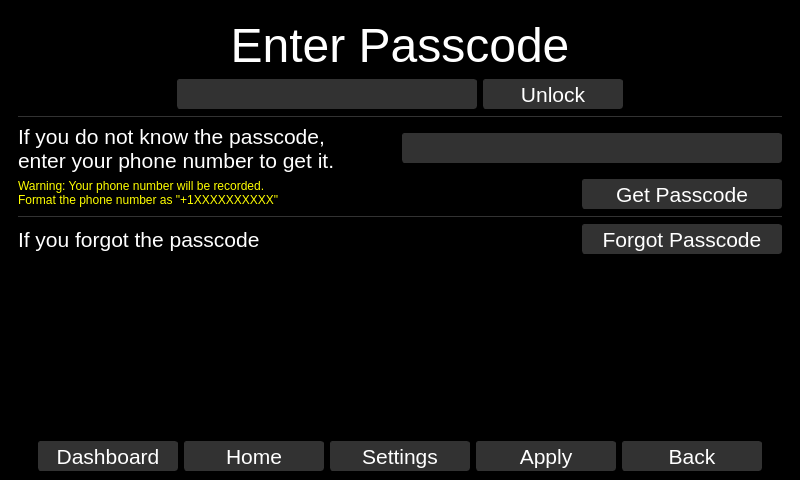
Above: qt_design/main_window.ui from zyl120/Naloxone_Safety_Kit before the change. Below: the same form after it.
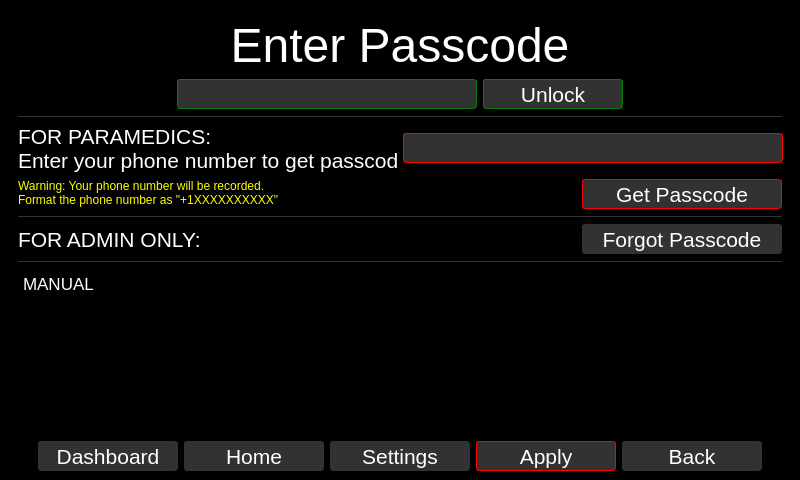
That is the form after the change. The open tabs and pages were chosen to show the change.

Commit message: improve passcode window

Patch:
```diff
--- a/qt_design/main_window.ui
+++ b/qt_design/main_window.ui
@@ -57,6 +57,9 @@
       <property name="styleSheet">
        <string notr="true"/>
       </property>
+      <property name="frameShape">
+       <enum>QFrame::NoFrame</enum>
+      </property>
       <property name="currentIndex">
        <number>2</number>
       </property>
@@ -4187,7 +4190,7 @@
              </font>
             </property>
             <property name="styleSheet">
-             <string notr="true">color: white; background-color: rgb(50,50,50); border-radius:3px;border-color: rgb(50,50,50);border-width: 1px;border-style: solid;
+             <string notr="true">color: white; background-color: rgb(50,50,50); border-radius:3px;border-color: green;border-width: 1px;border-style: solid;
 </string>
             </property>
             <property name="text">
@@ -4216,7 +4219,7 @@
              </font>
             </property>
             <property name="styleSheet">
-             <string notr="true">color: white; background-color: rgb(50,50,50); border-radius:3px;border-color: rgb(50,50,50);border-width: 1px;border-style: solid;
+             <string notr="true">color: white; background-color: rgb(50,50,50); border-radius:3px;border-color: green;border-width: 1px;border-style: solid;
 </string>
             </property>
             <property name="text">
@@ -4268,8 +4271,8 @@
              <string notr="true">color:white</string>
             </property>
             <property name="text">
-             <string>If you do not know the passcode,
-enter your phone number to get it.</string>
+             <string>FOR PARAMEDICS:
+Enter your phone number to get passcode.</string>
             </property>
             <property name="buddy">
              <cstring>paramedicsPhoneNumberLineEdit</cstring>
@@ -4309,7 +4312,7 @@
              </font>
             </property>
             <property name="styleSheet">
-             <string notr="true">color: white; background-color: rgb(50,50,50); border-radius:3px;border-color: rgb(50,50,50);border-width: 1px;border-style: solid;
+             <string notr="true">color: white; background-color: rgb(50,50,50); border-radius:3px;border-color: red;border-width: 1px;border-style: solid;
 </string>
             </property>
            </widget>
@@ -4368,7 +4371,7 @@
              </font>
             </property>
             <property name="styleSheet">
-             <string notr="true">color: white; background-color: rgb(50,50,50); border-radius:3px;border-color: rgb(50,50,50);border-width: 1px;border-style: solid;
+             <string notr="true">color: white; background-color: rgb(50,50,50); border-radius:3px;border-color: red;border-width: 1px;border-style: solid;
 </string>
             </property>
             <property name="text">
@@ -4407,7 +4410,7 @@
              <string notr="true">color:white</string>
             </property>
             <property name="text">
-             <string>If you forgot the passcode</string>
+             <string>FOR ADMIN ONLY:</string>
             </property>
             <property name="buddy">
              <cstring>forgotPasswordPushButton</cstring>
@@ -4458,17 +4461,62 @@
          </layout>
         </item>
         <item>
-         <spacer name="verticalSpacer_2">
+         <widget class="Line" name="line_3">
+          <property name="styleSheet">
+           <string notr="true">color:rgb(50,50,50)</string>
+          </property>
+          <property name="frameShadow">
+           <enum>QFrame::Plain</enum>
+          </property>
           <property name="orientation">
-           <enum>Qt::Vertical</enum>
+           <enum>Qt::Horizontal</enum>
           </property>
-          <property name="sizeHint" stdset="0">
-           <size>
-            <width>20</width>
-            <height>40</height>
-           </size>
+         </widget>
+        </item>
+        <item>
+         <widget class="QTextEdit" name="passcodeManual">
+          <property name="styleSheet">
+           <string notr="true">QScrollBar {
+        background: rgb(50,50,50);
+        border-radius: 3px;
+        border-color:rgb(50,50,50);
+        width:10
+    }
+QScrollBar::handle:vertical
+    {
+        background-color: rgb(65,65,65);
+        border-radius: 3px;
+    }
+QScrollBar::add-line:vertical {
+      border: none;
+      background: none;
+}
+
+QScrollBar::sub-line:vertical {
+      border: none;
+      background: none;
+}QTextEdit {
+	background-color: black;
+	color: white;
+}</string>
           </property>
-         </spacer>
+          <property name="frameShadow">
+           <enum>QFrame::Sunken</enum>
+          </property>
+          <property name="html">
+           <string>&lt;!DOCTYPE HTML PUBLIC &quot;-//W3C//DTD HTML 4.0//EN&quot; &quot;http://www.w3.org/TR/REC-html40/strict.dtd&quot;&gt;
+&lt;html&gt;&lt;head&gt;&lt;meta name=&quot;qrichtext&quot; content=&quot;1&quot; /&gt;&lt;meta charset=&quot;utf-8&quot; /&gt;&lt;style type=&quot;text/css&quot;&gt;
+p, li { white-space: pre-wrap; }
+hr { height: 1px; border-width: 0; }
+li.unchecked::marker { content: &quot;\2610&quot;; }
+li.checked::marker { content: &quot;\2612&quot;; }
+&lt;/style&gt;&lt;/head&gt;&lt;body style=&quot; font-family:'.AppleSystemUIFont'; font-size:13pt; font-weight:400; font-style:normal;&quot;&gt;
+&lt;p style=&quot; margin-top:0px; margin-bottom:0px; margin-left:0px; margin-right:0px; -qt-block-indent:0; text-indent:0px;&quot;&gt;MANUAL&lt;/p&gt;&lt;/body&gt;&lt;/html&gt;</string>
+          </property>
+          <property name="textInteractionFlags">
+           <set>Qt::NoTextInteraction</set>
+          </property>
+         </widget>
         </item>
        </layout>
       </widget>
@@ -5263,7 +5311,7 @@
          </font>
         </property>
         <property name="styleSheet">
-         <string notr="true">QPushButton:enabled{color: white; background-color: rgb(50,50,50); border-radius:3px;border-color: rgb(50,50,50);border-width: 1px;border-style: solid;}
+         <string notr="true">QPushButton:enabled{color: white; background-color: rgb(50,50,50); border-radius:3px;border-color: red;border-width: 1px;border-style: solid;}
 
 QPushButton:disabled {
 background-color: rgb(20,20,20);
```
Left out of the diff: 8 changed lines with no effect on the pictures. The commit also changes 4 other files.
